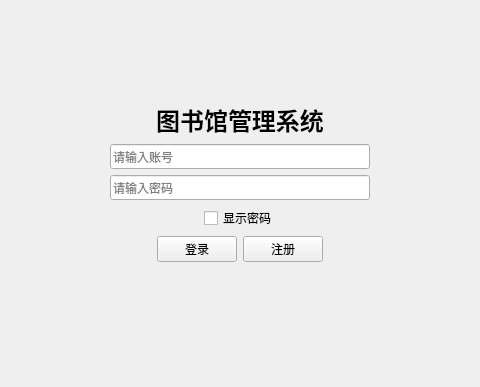
This is firstwindow.ui in LeoStr4nge/LibraryManageSystem as Qt 5 draws it before an edit; both pictures show x 160 to 640 and y 0 to 387 of the 800 by 387 pixel window. The edited form follows.
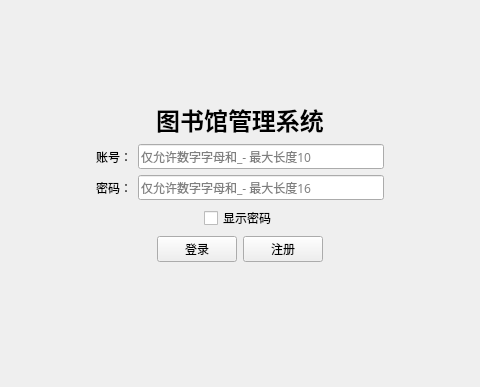
This is the edited form.

Commit message: 禁止用户名和密码的非法字符输入

What changed in the file:
```diff
--- a/firstwindow.ui
+++ b/firstwindow.ui
@@ -27,7 +27,7 @@
   <widget class="QWidget" name="centralwidget">
    <layout class="QGridLayout" name="gridLayout">
     <item row="0" column="0">
-     <layout class="QVBoxLayout" name="verticalLayout_2">
+     <layout class="QVBoxLayout" name="verticalLayout_3">
       <item>
        <widget class="QLabel" name="label">
         <property name="sizePolicy">
@@ -56,12 +56,30 @@
           </property>
          </spacer>
         </item>
+        <item>
+         <layout class="QVBoxLayout" name="verticalLayout_2">
+          <item>
+           <widget class="QLabel" name="label_2">
+            <property name="text">
+             <string>账号：</string>
+            </property>
+           </widget>
+          </item>
+          <item>
+           <widget class="QLabel" name="label_3">
+            <property name="text">
+             <string>密码：</string>
+            </property>
+           </widget>
+          </item>
+         </layout>
+        </item>
         <item>
          <layout class="QVBoxLayout" name="verticalLayout">
           <item>
            <widget class="QLineEdit" name="lineEdit">
             <property name="placeholderText">
-             <string>请输入账号</string>
+             <string>仅允许数字字母和_- 最大长度10</string>
             </property>
            </widget>
           </item>
@@ -71,7 +89,7 @@
              <enum>QLineEdit::Password</enum>
             </property>
             <property name="placeholderText">
-             <string>请输入密码</string>
+             <string>仅允许数字字母和_- 最大长度16</string>
             </property>
            </widget>
           </item>
```
The commit also changes 7 other files.
